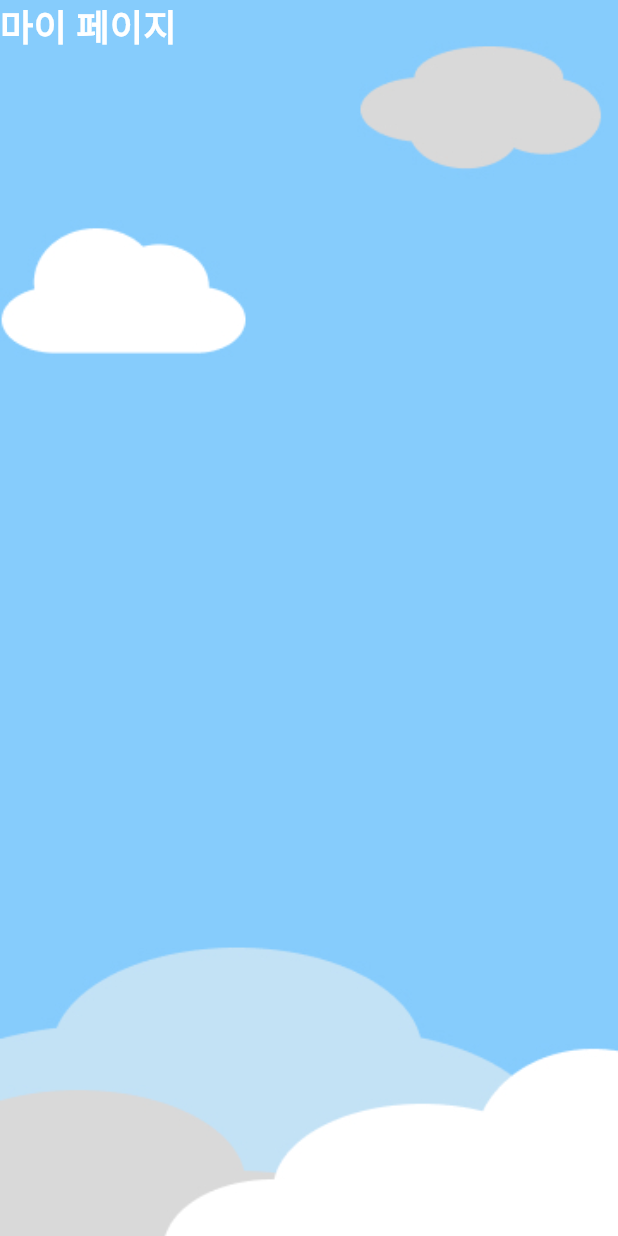
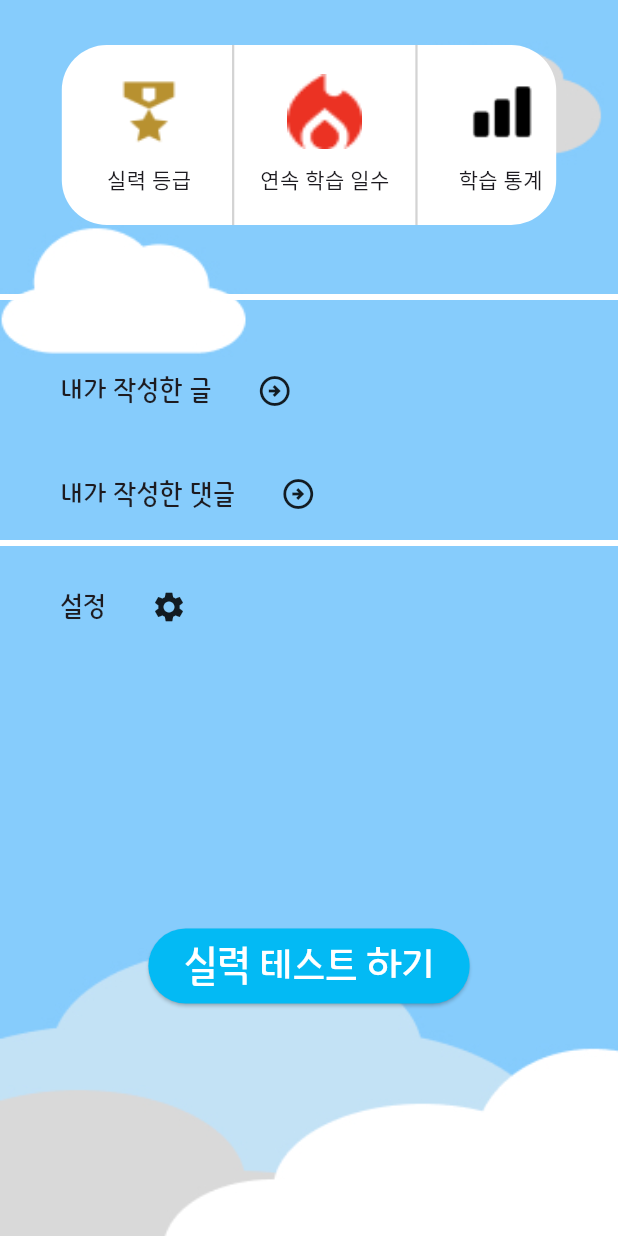
Before and after one commit to seongbe/mathgiveup, a Flutter app: the Mypage widget shown alone on an empty page, opened directly, on a phone screen of 412 x 824 dp. Run offline on Flutter 3.47's test engine with Material 3 defaults, Android fonts, the phone set to English and light mode, and no system bars; our stand-ins replace get, lottie.

Commit message:
마이페이지 완성

```diff
--- a/lib/main.dart
+++ b/lib/main.dart
@@ -14,6 +14,7 @@ class MyApp extends StatelessWidget {
   @override
   Widget build(BuildContext context) {
     return GetMaterialApp(
+      debugShowCheckedModeBanner: false,
       home: Titlepage(),
     );
   }
--- a/lib/page/mypage.dart
+++ b/lib/page/mypage.dart
@@ -1,10 +1,15 @@
 import 'package:flutter/material.dart';
+import 'package:get/get.dart';
+import 'package:mathgame/const/styles.dart';
+import 'package:mathgame/page/detailnotepage.dart';
+import 'package:mathgame/page/setting.dart';
 
 class Mypage extends StatelessWidget {
   const Mypage({super.key});
 
   @override
   Widget build(BuildContext context) {
+
     return Stack(
       children: [
         Container(
@@ -17,17 +22,146 @@ class Mypage extends StatelessWidget {
           ),
         ),
         // 배경 이미지 위에 배치될 위젯들
-        Column(
+        ListView(
           children: [
-            Text(
-              '마이 페이지',
-              style: TextStyle(
-                fontSize: 24,
+            SizedBox(height: 30),
+            Column(
+              mainAxisAlignment: MainAxisAlignment.start,
+              children: [
+               Container(
+                width: MediaQuery.of(context).size.width*0.8,
+                height: 120,
+                decoration: ShapeDecoration(
+                  color: Colors.white,
+                  shape: RoundedRectangleBorder(
+                    borderRadius: BorderRadius.circular(30),
+                  )),
+                  child: Row(
+                    children: [
+                      SizedBox(width: 30,),
+                     Column(
+                      mainAxisAlignment: MainAxisAlignment.center,
+                       children: [
+                         Container(
+                        width: 50,
+                           height: 50,
+                        decoration: BoxDecoration(
+                          image: DecorationImage(
+                         image: AssetImage('assets/images/image copy 2.png'),
+                          fit: BoxFit.fill, ),), ),
+                         SizedBox(height: 10,),
+                       Text('실력 등급')
+                       ],
+                     ),
+                      SizedBox(width: 20,),
+                     VerticalDivider(
+                        color: Color.fromARGB(255, 211, 211, 211),
+                        thickness: 1.5),
+                     SizedBox(width: 10,),
+                    Column(
+                      mainAxisAlignment: MainAxisAlignment.center,
+                       children: [
+                         Container(
+                        width: 50,
+                           height: 50,
+                        decoration: BoxDecoration(
+                          image: DecorationImage(
+                         image: AssetImage('assets/images/image copy.png'),
+                          fit: BoxFit.fill, ),), ),
+                         SizedBox(height: 10,),
+                       Text('연속 학습 일수')
+                       ],
+                     ),
+                     SizedBox(width: 10,),
+                     VerticalDivider(
+                        color: Color.fromARGB(255, 211, 211, 211),
+                        thickness: 1.5),
+                     SizedBox(width: 20,),
+                      Column(
+                      mainAxisAlignment: MainAxisAlignment.center,
+                       children: [
+                         Container(
+                        width: 50,
+                           height: 50,
+                        decoration: BoxDecoration(
+                          image: DecorationImage(
+                         image: AssetImage('assets/images/image.png'),
+                          fit: BoxFit.fill, ),), ),
+                         SizedBox(height: 10,),
+                       Text('학습 통계')
+                       ],
+                     ),
+
+                    ],
+                  ),
+               ),
+               SizedBox(height: 40,),
+               Divider(
                 color: Colors.white,
-                fontWeight: FontWeight.bold,
-              ),
-            ),
-            // 다른 위젯들도 여기에 추가
+                thickness: 4,
+               ),
+               Container(
+                 padding: EdgeInsets.all(40),
+                 child: Row(
+                   children: [
+                     Text(
+                       '내가 작성한 글',
+                       style: skyboriBaseTextStyle.copyWith(fontSize: 20),
+                     ),
+                     SizedBox(width: 30,),
+                     Icon(Icons.arrow_circle_right_outlined),
+                   ],
+                 ),
+
+               ),
+               Container(
+                 padding: EdgeInsets.fromLTRB(40, 0, 0, 0),
+                 child: Row(
+                   children: [
+                     Text(
+                       '내가 작성한 댓글',
+                       style: skyboriBaseTextStyle.copyWith(fontSize: 20),
+                     ),
+                     SizedBox(width: 30,),
+                     Icon(Icons.arrow_circle_right_outlined),
+                   ],
+                 ),
+
+               ),
+               SizedBox(height: 10,),
+               Divider(
+                color: Colors.white,
+                thickness: 4,
+               ),
+                GestureDetector(
+                  onTap: (){
+                    Get.to(() => Setting());
+                  },
+                  child: Container(
+                   padding: EdgeInsets.fromLTRB(40,20, 0, 0),
+                   child: Row(
+                     children: [
+                       Text(
+                         '설정',
+                         style: skyboriBaseTextStyle.copyWith(fontSize: 20),
+                       ),
+                       SizedBox(width: 30,),
+                       Icon(Icons.settings),
+                     ],
+                   ),
+
+                                 ),
+                ),
+               SizedBox(height: 200,),
+               CustomButton(
+                text: "실력 테스트 하기",
+                onPressed: (){
+
+                })
+
+
+              ],
+            )
           ],
         ),
       ],
```
Also changed, not shown: lib/page/myaccount.dart (added, +123 -0 lines), lib/page/nicknamechangepage.dart (added, +96 -0 lines), lib/page/setting.dart (added, +212 -0 lines), assets/images/image copy 2.png (added), assets/images/image copy.png (added), assets/images/image.png (added).
